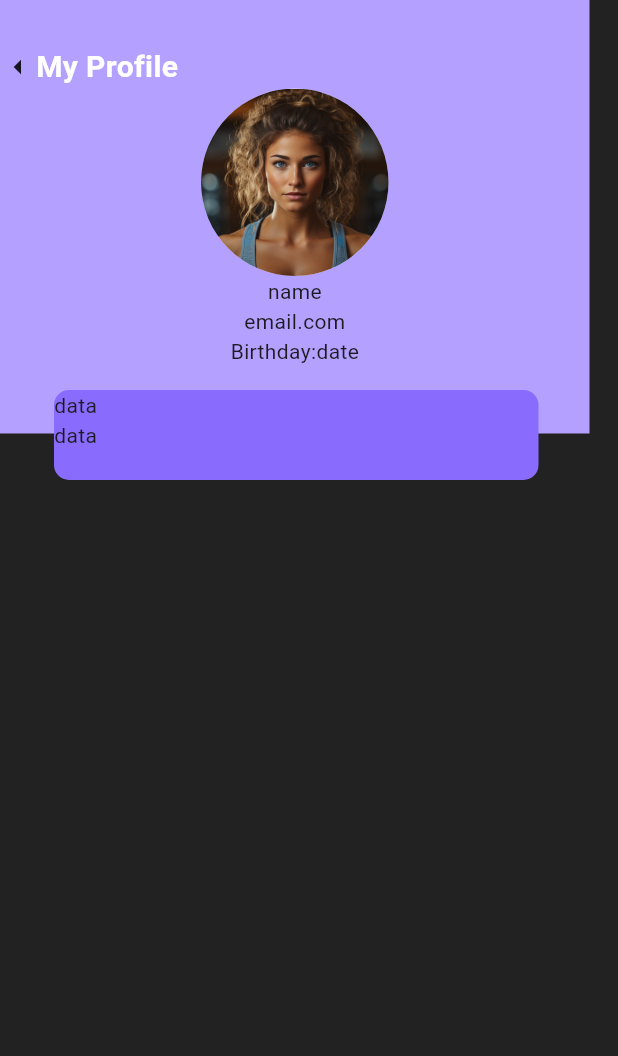
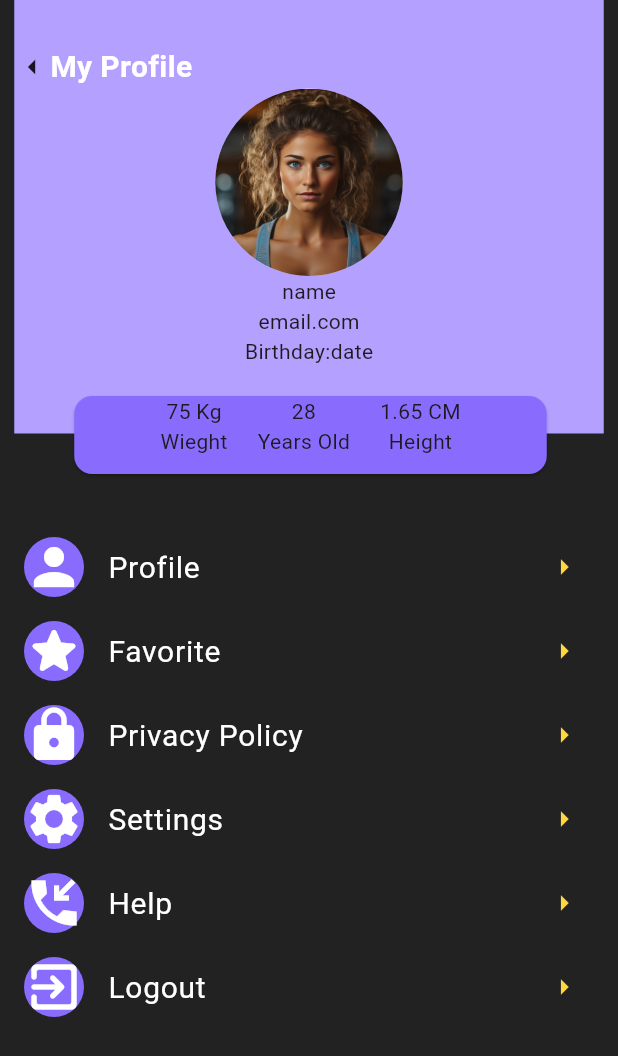
Before and after one commit to salmasafi/gym-app, a Flutter app: the SixdotOneProfileScreen screen opened directly, on a phone screen of 412 x 824 dp. Shown: the top 1056 px of the screen. Run offline on Flutter 3.47's test engine with Material 3 defaults, Android fonts, the phone set to English and light mode, and no system bars; our stand-ins replace flutter_screenutil.

Commit message:
6.1 profile screen

```diff
--- a/lib/features/profile/presentation/widgets/profilebody.dart
+++ b/lib/features/profile/presentation/widgets/profilebody.dart
@@ -8,7 +8,7 @@ class Body extends StatelessWidget {
     return Column(
       children: [
         SizedBox(
-          width:393 ,
+          width:393,
           height: 320,
           child: Stack(
             children: [
@@ -47,25 +47,61 @@ class Body extends StatelessWidget {
                     width: 323,
                     height: 60,
                     decoration: BoxDecoration(
-                      color: Color(0xff896CFE),
+
                       borderRadius: BorderRadius.circular(10),
                     ),
+                    child: Card(
+                      color: Color(0xff896CFE),
                       child: Row(
+                        mainAxisAlignment: MainAxisAlignment.center,
                         children: [
                           Column(
                             children: [
-                            Text("data"),
-                            Text("data"),
+                              Text("75 Kg"), Text("Wieght"),
+                            ],
+                          ),
+                      SizedBox(width: 20,),
+                      Column(
+                        children: [
+                          Text("28"), Text("Years Old"),
+                            ],
+                          ),
+                          SizedBox(width: 20,),
+                          Column(
+                            children: [
+                              Text("1.65 CM"), Text("Height"),
                             ],
                           ),
                         ],
+                      ),
                     ),
                   )
               ),
             ],
           ),
         ),
+        SizedBox(height: 30,),
+        buildMenuItem(Icons.person, "Profile"),
+        buildMenuItem(Icons.star_rounded, "Favorite"),
+        buildMenuItem(Icons.lock_rounded, "Privacy Policy"),
+        buildMenuItem(Icons.settings, "Settings"),
+        buildMenuItem(Icons.phone_callback_sharp, "Help"),
+        buildMenuItem(Icons.exit_to_app_rounded, "Logout")
+
       ],
     );
   }
+  Widget buildMenuItem(IconData icon, String text) {
+    return ListTile(
+      leading: CircleAvatar(
+        backgroundColor:  Color(0xff896CFE),
+        child: Icon(icon, color: Colors.white, size:40,),
+      ),
+      title: Text(text, style: TextStyle(color: Colors.white, fontSize: 20, fontWeight:FontWeight.w400),),
+      trailing: Icon(Icons.arrow_right, color: Colors.amberAccent,),
+      onTap: () {
+        // Handle menu tap
+      },
+    );
   }
+}
--- a/lib/main.dart
+++ b/lib/main.dart
@@ -22,8 +22,8 @@ class MainApp extends StatelessWidget {
        builder: (_, child){
         return const MaterialApp(
         debugShowCheckedModeBanner: false,
-        home: MotivationScreen(),
-          //home: SixdotOneProfileScreen(),
+        //home: MotivationScreen(),
+          home: SixdotOneProfileScreen(),
     );
     }
 
```
Also changed, not shown: lib/features/profile/presentation/widgets/build_icon_item.dart (added), 4 other files. Lines whose indentation alone changed are shown as unchanged.
